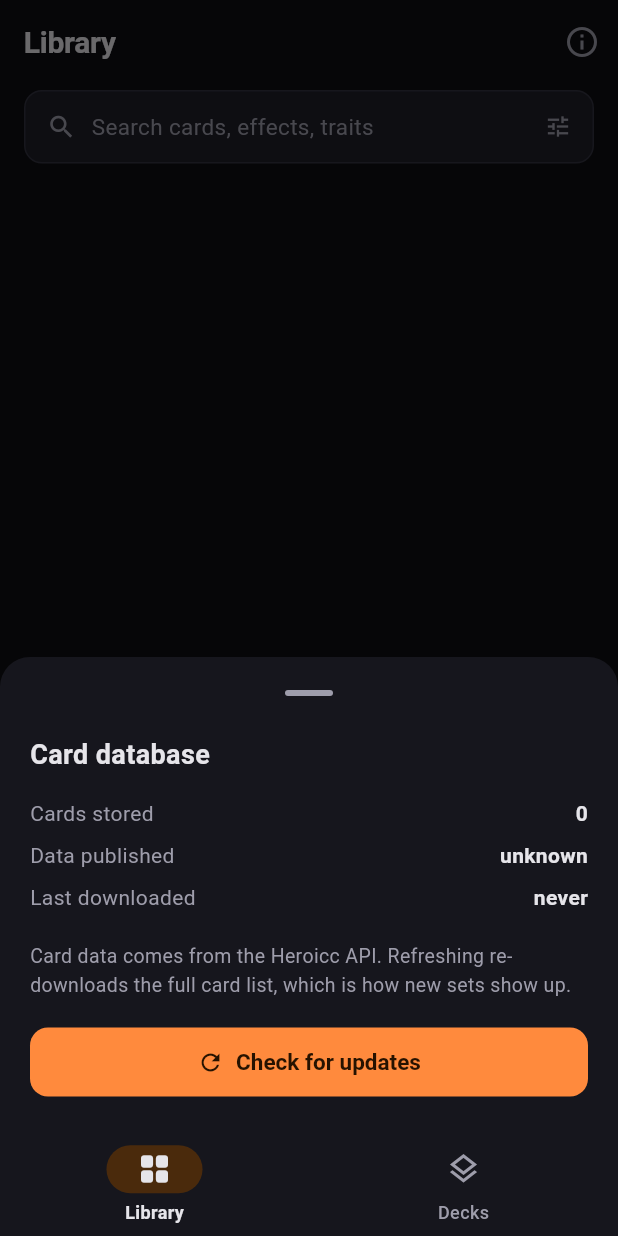
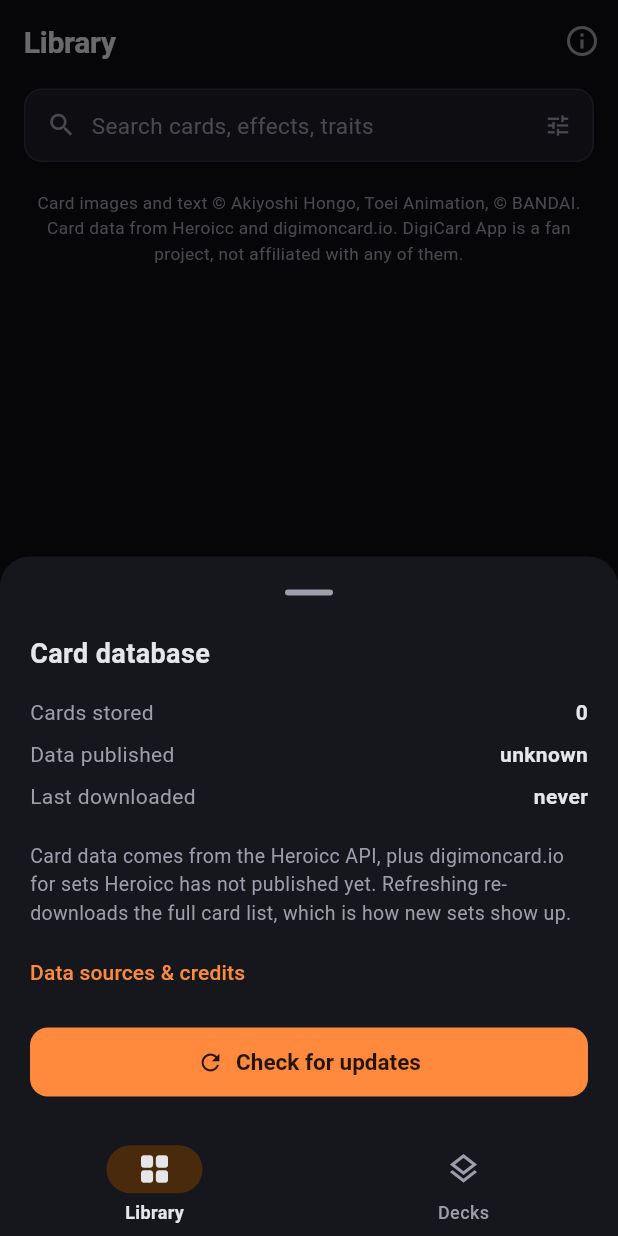
Before and after one commit to BraisPastoriza/digi_card_app, a Flutter app: the LibraryScreen screen opened by its route, after a tap on the "info outline" icon, on a phone screen of 412 x 824 dp. Run offline on Flutter 3.47's test engine with Material 3 defaults, Android fonts, the light colour scheme and no system bars; our stand-ins replace cached_network_image, dio, drift, drift_flutter, flutter_riverpod, go_router; missing offline and left inert: gal; accounts and stored records are empty; generated files the repository leaves out were written again; network calls fail.

Commit message:
Say whose card data and artwork this is
Both APIs the app reads ask for specific acknowledgements, and the artwork
belongs to neither of them. A credits screen now names all three parties: the
card images and text as the property of Akiyoshi Hongo, Toei Animation and
BANDAI; Heroicc, whose original content is used under CC BY-NC-SA 4.0; and
digimoncard.io for the preview sets. It states plainly that this app is not
affiliated with or endorsed by any of them, and records the undertaking not to
crop or cover a card's copyright line or add a watermark to one.

A short credit line sits at the foot of the library so the notice is not
something you have to go looking for, and the database sheet links through.

The NonCommercial term is worth stating out loud: it applies to the app as it
runs, so no ads and no paid version while it uses that data.

The library's search bar also moves into the app bar as a floating, snapping
header. The expansion list is long, and having to scroll all the way back to
the top to look something up is the kind of thing that stops people searching
at all.

```diff
--- /dev/null
+++ b/lib/features/library/attribution_screen.dart
@@ -0,0 +1,172 @@
+import 'package:flutter/material.dart';
+
+import '../../core/router/navigation.dart';
+import '../../domain/models/card_release.dart';
+import '../../shared/widgets/common.dart';
+
+/// Who the card data and the card images belong to, and under what terms this
+/// app uses them.
+///
+/// This is not decoration. Both APIs the app reads ask for specific
+/// acknowledgements, and the artwork belongs to neither of them.
+class AttributionScreen extends StatelessWidget {
+  const AttributionScreen({super.key});
+
+  @override
+  Widget build(BuildContext context) {
+    return Scaffold(
+      appBar: AppBar(
+        leading: IconButton(
+          onPressed: () => context.goBack('/library'),
+          icon: const Icon(Icons.arrow_back),
+        ),
+        title: const Text('Data & credits'),
+      ),
+      body: ListView(
+        padding: const EdgeInsets.fromLTRB(20, 8, 20, 40),
+        children: const [
+          _Section(
+            title: 'Card artwork and card text',
+            body:
+                'All card images, card text and related imagery are the '
+                'intellectual property of © Akiyoshi Hongo, Toei Animation and '
+                '© BANDAI. Their copyrights, trademarks and related rights '
+                'apply.\n\n'
+                'DigiCard App is a fan-made tool. It is not affiliated with, '
+                'endorsed by, or connected to Bandai Namco Entertainment or '
+                'Toei Animation.',
+          ),
+          _Section(
+            title: 'Card data — Heroicc',
+            body:
+                'The card database, expansion list and rulings come from the '
+                'Heroicc API.\n\n'
+                'DigiCard App is not affiliated with, endorsed by, or '
+                'connected to Heroicc. Original content provided by Heroicc — '
+                'that is, the parts not owned by Akiyoshi Hongo, Toei '
+                'Animation or BANDAI — is used under the Creative Commons '
+                'Attribution-NonCommercial-ShareAlike 4.0 International '
+                'licence (CC BY-NC-SA 4.0).',
+            link: 'https://api.heroi.cc',
+          ),
+          _Section(
+            title: 'Preview sets — $secondarySourceName',
+            body:
+                'A set the Heroicc API has not published yet is filled in from '
+                'the digimoncard.io public API so its cards can be searched '
+                'and built with early. Those sets are marked PREVIEW wherever '
+                'they appear.\n\n'
+                'DigiCard App is not affiliated with, endorsed by, or '
+                'connected to digimoncard.io. Preview data is '
+                'community-maintained and still changing: expect gaps and '
+                'corrections, and check anything that matters against the '
+                'printed card.',
+            link: 'https://digimoncard.io',
+          ),
+          _Section(
+            title: 'How this app treats card images',
+            body:
+                'Card images are shown and exported whole. The app does not '
+                'crop or cover the copyright line or the artist name, and adds '
+                'no watermark, stamp or logo of its own to a card image.',
+          ),
+          _Section(
+            title: 'Caching',
+            body:
+                'The full card list is downloaded once and kept on your '
+                'device, so browsing and deck building make no further '
+                'requests. Both APIs ask callers to cache rather than re-fetch, '
+                'and to identify themselves; this app sends its own '
+                'User-Agent on every request.',
+          ),
+        ],
+      ),
+    );
+  }
+}
+
+class _Section extends StatelessWidget {
+  const _Section({required this.title, required this.body, this.link});
+
+  final String title;
+  final String body;
+
+  /// Shown as plain text rather than a tappable link: the app opens no
+  /// external browser anywhere else, and a dead-looking link is worse than a
+  /// readable address.
+  final String? link;
+
+  @override
+  Widget build(BuildContext context) {
+    final scheme = Theme.of(context).colorScheme;
+    return Padding(
+      padding: const EdgeInsets.only(bottom: 26),
+      child: Column(
+        crossAxisAlignment: CrossAxisAlignment.start,
+        children: [
+          SectionHeader(title),
+          Padding(
+            padding: const EdgeInsets.symmetric(horizontal: 16),
+            child: Column(
+              crossAxisAlignment: CrossAxisAlignment.start,
+              children: [
+                Text(
+                  body,
+                  style: TextStyle(
+                    fontSize: 13.5,
+                    height: 1.55,
+                    color: scheme.onSurfaceVariant,
+                  ),
+                ),
+                if (link != null) ...[
+                  const SizedBox(height: 10),
+                  SelectableText(
+                    link!,
+                    style: TextStyle(
+                      fontSize: 13,
+                      fontWeight: FontWeight.w600,
+                      color: scheme.primary,
+                    ),
+                  ),
+                ],
+              ],
+            ),
+          ),
+        ],
+      ),
+    );
+  }
+}
+
+/// Short credit line for the bottom of a screen that shows card data.
+class AttributionFooter extends StatelessWidget {
+  const AttributionFooter({super.key, this.onTap});
+
+  final VoidCallback? onTap;
+
+  @override
+  Widget build(BuildContext context) {
+    final scheme = Theme.of(context).colorScheme;
+    return Padding(
+      padding: const EdgeInsets.fromLTRB(20, 8, 20, 20),
+      child: InkWell(
+        onTap: onTap,
+        borderRadius: BorderRadius.circular(8),
+        child: Padding(
+          padding: const EdgeInsets.symmetric(vertical: 6),
+          child: Text(
+            'Card images and text © Akiyoshi Hongo, Toei Animation, © BANDAI. '
+            'Card data from Heroicc and $secondarySourceName. '
+            'DigiCard App is a fan project, not affiliated with any of them.',
+            textAlign: TextAlign.center,
+            style: TextStyle(
+              fontSize: 11.5,
+              height: 1.5,
+              color: scheme.onSurfaceVariant,
+            ),
+          ),
+        ),
+      ),
+    );
+  }
+}
--- a/lib/features/library/library_screen.dart
+++ b/lib/features/library/library_screen.dart
@@ -6,7 +6,9 @@ import '../../core/providers.dart';
 import '../../core/theme/app_theme.dart';
 import '../../data/db/daos/release_dao.dart';
 import '../../domain/models/card_enums.dart';
+import '../../domain/models/card_release.dart';
 import '../../shared/widgets/common.dart';
+import 'attribution_screen.dart';
 import 'library_providers.dart';
 import 'widgets/release_tile.dart';
 
@@ -19,7 +21,8 @@ class LibraryScreen extends ConsumerStatefulWidget {
   ConsumerState<LibraryScreen> createState() => _LibraryScreenState();
 }
 
-class _LibraryScreenState extends ConsumerState<LibraryScreen> {
+class _LibraryScreenState extends ConsumerState<LibraryScreen>
+    with TickerProviderStateMixin {
   /// The main card pools open by default; the accessory products stay
   /// collapsed so 93 expansions do not arrive as one long scroll.
   final _expanded = <ReleaseGroup>{
@@ -31,6 +34,7 @@ class _LibraryScreenState extends ConsumerState<LibraryScreen> {
   @override
   Widget build(BuildContext context) {
     final sections = ref.watch(releaseSectionsProvider);
+    final cardArt = ref.watch(releaseCardArtProvider).valueOrNull ?? const {};
 
     return Scaffold(
       body: RefreshIndicator(
@@ -38,7 +42,12 @@ class _LibraryScreenState extends ConsumerState<LibraryScreen> {
         child: CustomScrollView(
           slivers: [
             SliverAppBar(
+              // Floating and snapping, with the search bar riding along in the
+              // header: the expansion list is long, and having to scroll all
+              // the way back to the top to look something up is the kind of
+              // thing that makes people give up on searching.
               floating: true,
+              snap: true,
               title: const Text('Library'),
               actions: [
                 IconButton(
@@ -47,8 +56,11 @@ class _LibraryScreenState extends ConsumerState<LibraryScreen> {
                   tooltip: 'Card database',
                 ),
               ],
+              bottom: const PreferredSize(
+                preferredSize: Size.fromHeight(56),
+                child: _SearchBarButton(),
+              ),
             ),
-            const SliverToBoxAdapter(child: _SearchBarButton()),
             ...sections.when(
               loading: () => const [
                 SliverFillRemaining(
@@ -97,14 +109,19 @@ class _LibraryScreenState extends ConsumerState<LibraryScreen> {
                           final release = section.releases[index];
                           return ReleaseTile(
                             release: release,
+                            cardImage: cardArt[release.id],
                             onTap: () =>
-                                context.go('/library/release/${release.id}'),
+                                context.push('/library/release/${release.id}'),
                           );
                         }, childCount: section.releases.length),
                       ),
                     ),
                 ],
-                const SliverToBoxAdapter(child: SizedBox(height: 24)),
+                SliverToBoxAdapter(
+                  child: AttributionFooter(
+                    onTap: () => context.push('/library/credits'),
+                  ),
+                ),
               ],
             ),
           ],
@@ -132,7 +149,7 @@ class _SearchBarButton extends StatelessWidget {
     return Padding(
       padding: const EdgeInsets.fromLTRB(16, 4, 16, 4),
       child: InkWell(
-        onTap: () => context.go('/library/search'),
+        onTap: () => context.push('/library/search'),
         borderRadius: BorderRadius.circular(12),
         child: Container(
           padding: const EdgeInsets.symmetric(horizontal: 14, vertical: 13),
@@ -237,7 +254,8 @@ class _DatabaseInfoSheet extends ConsumerWidget {
             ),
             const SizedBox(height: 16),
             Text(
-              'Card data comes from the Heroicc API. Refreshing re-downloads '
+              'Card data comes from the Heroicc API, plus $secondarySourceName '
+              'for sets Heroicc has not published yet. Refreshing re-downloads '
               'the full card list, which is how new sets show up.',
               style: TextStyle(
                 fontSize: 13,
@@ -245,7 +263,16 @@ class _DatabaseInfoSheet extends ConsumerWidget {
                 color: scheme.onSurfaceVariant,
               ),
             ),
-            const SizedBox(height: 18),
+            const SizedBox(height: 6),
+            TextButton(
+              onPressed: () {
+                Navigator.of(context).pop();
+                context.push('/library/credits');
+              },
+              style: TextButton.styleFrom(padding: EdgeInsets.zero),
+              child: const Text('Data sources & credits'),
+            ),
+            const SizedBox(height: 12),
             SizedBox(
               width: double.infinity,
               child: FilledButton.icon(
```
Also changed, not shown: lib/core/router/app_router.dart (+22 -0 lines).
